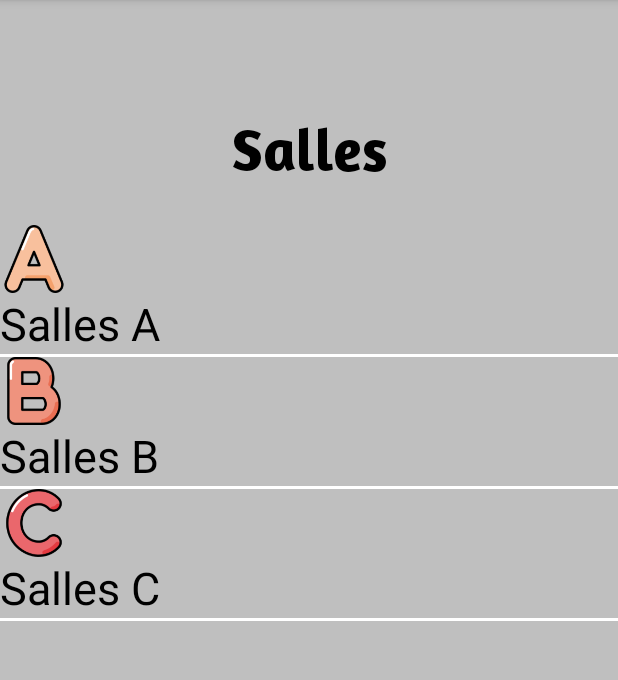
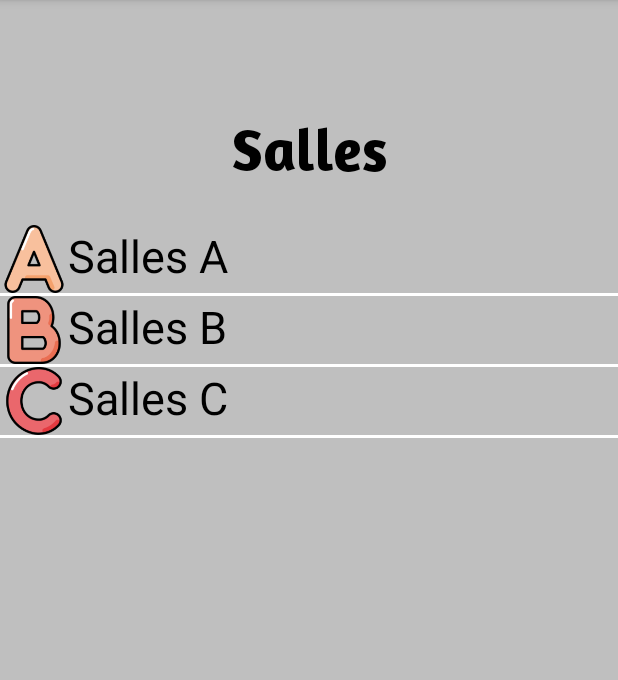
Before and after one commit to khouloudBenAli/pfe_school_application, an Android app: the all_salles screen opened directly, with no data from a screen before it, on a phone screen of 412 x 824 dp, the part 84-764 px from its top. Run offline under Robolectric (Android 15) with nearby library versions, the phone set to English and light mode, and no system bars; network calls fail.

Commit message:
adding ClassesAdapter_historique

```diff
--- /dev/null
+++ b/app/src/main/java/com/example/school/ClassesAdapter_historique.java
@@ -0,0 +1,57 @@
+package com.example.school;
+
+
+import android.content.Context;
+import android.view.LayoutInflater;
+import android.view.View;
+import android.view.ViewGroup;
+import android.widget.BaseAdapter;
+import android.widget.ImageView;
+import android.widget.TextView;
+
+
+public class ClassesAdapter_historique extends BaseAdapter{
+
+    Context context ;
+    String listsalle[];
+    int listImages[];
+    LayoutInflater inflater;
+
+    public  ClassesAdapter_historique (Context ctx, String[] sallelist , int[] images) {
+
+        this.context= ctx ;
+        this.listsalle = sallelist ;
+        this.listImages = images ;
+        inflater=LayoutInflater.from(ctx);
+    }
+    @Override
+    public int getCount() {
+        return listsalle.length;
+    }
+
+    @Override
+    public Object getItem(int i)
+    {
+        return null;
+        //return listdays.get(i);
+    }
+
+    @Override
+    public long getItemId(int i)
+    {
+        return 0;
+        //return i ;
+    }
+
+    @Override
+    public View getView(int i, View convertView, ViewGroup viewGroup) {
+        convertView = inflater.inflate(R.layout.list_chape_salle , null);
+        TextView textView= (TextView) convertView.findViewById(R.id.tv_salle);
+        ImageView imageView = (ImageView) convertView.findViewById(R.id.ImageIconSalle);
+        textView.setText(listsalle[i]);
+        imageView.setImageResource(listImages[i]);
+
+        return convertView ;
+    }
+
+}
--- a/app/src/main/java/com/example/school/MainActivity.java
+++ b/app/src/main/java/com/example/school/MainActivity.java
@@ -44,7 +44,7 @@ public class MainActivity extends AppCompatActivity {
                 String password = passwordEditText.getText().toString().trim();
 
                 // Send the login request to the server using Volley
-                String url = "http://192.168.163.154/user/appLogin.php";
+                String url = "http://192.168.1.103/user/appLogin.php";
                 StringRequest stringRequest = new StringRequest(Request.Method.POST, url,
                         new Response.Listener<String>() {
                             @Override
--- a/app/src/main/java/com/example/school/access_control.java
+++ b/app/src/main/java/com/example/school/access_control.java
@@ -46,7 +46,7 @@ public class access_control extends AppCompatActivity {
         @Override
         protected String doInBackground(String... strings) {
             HashMap<String,String> map=new HashMap<String,String>();
-            JSONObject object= parser.makeHttpRequest("http://192.168.163.154/user/accessControl_accessHistorique/access_control.php","GET",map);
+            JSONObject object= parser.makeHttpRequest("http://192.168.1.103/user/accessControl_accessHistorique/access_control.php","GET",map);
             try {
                 success=object.getInt("success");
                 if (success==1)
--- a/app/src/main/java/com/example/school/all_classes.java
+++ b/app/src/main/java/com/example/school/all_classes.java
@@ -61,7 +61,7 @@ public class all_classes extends AppCompatActivity {
         protected String doInBackground(String... strings) {
             HashMap<String,String> map=new HashMap<String,String>();
 
-            JSONObject object= parser.makeHttpRequest("http://192.168.163.154/user/classes/all_classes.php","GET",map);
+            JSONObject object= parser.makeHttpRequest("http://192.168.1.103/user/classes/all_classes.php","GET",map);
             try {
                 success=object.getInt("success");
                 if (success==1)
--- a/app/src/main/java/com/example/school/all_salles.java
+++ b/app/src/main/java/com/example/school/all_salles.java
@@ -21,7 +21,7 @@ public class all_salles extends AppCompatActivity {
 
         lsSalles=findViewById(R.id.salles_list_ls);
 
-        ClassesAdapter_class_list classesAdapter = new ClassesAdapter_class_list(getApplicationContext(), sallesListe , sallesImages );
+        ClassesAdapter_historique classesAdapter = new ClassesAdapter_historique(getApplicationContext(), sallesListe , sallesImages );
         lsSalles.setAdapter(classesAdapter);
 
         lsSalles.setOnItemClickListener(new AdapterView.OnItemClickListener() {
--- a/app/src/main/java/com/example/school/attendance_prof.java
+++ b/app/src/main/java/com/example/school/attendance_prof.java
@@ -48,7 +48,7 @@ public class attendance_prof extends AppCompatActivity {
         protected String doInBackground(String... strings) {
             HashMap<String,String> map=new HashMap<String,String>();
 
-            JSONObject object= parser.makeHttpRequest("http://192.168.163.154/user/presence/attendance_prof.php","GET",map);
+            JSONObject object= parser.makeHttpRequest("http://192.168.1.103/user/presence/attendance_prof.php","GET",map);
             try {
                 success=object.getInt("success");
                 if (success==1)
--- a/app/src/main/java/com/example/school/salle_number.java
+++ b/app/src/main/java/com/example/school/salle_number.java
@@ -38,13 +38,13 @@ public class salle_number extends AppCompatActivity {
         String phpFile;
         switch (IndexSalles) {
             case 0:
-                phpFile = "http://192.168.163.154/user/accessControl_accessHistorique/Salles/sallesA.php";
+                phpFile = "http://192.168.1.103/user/accessControl_accessHistorique/Salles/sallesA.php";
                 break;
             case 1:
-                phpFile = "http://192.168.163.154/user/accessControl_accessHistorique/Salles/sallesB.php";
+                phpFile = "http://192.168.1.103/user/accessControl_accessHistorique/Salles/sallesB.php";
                 break;
             case 2:
-                phpFile = "http://192.168.163.154/user/accessControl_accessHistorique/Salles/sallesC.php";
+                phpFile = "http://192.168.1.103/user/accessControl_accessHistorique/Salles/sallesC.php";
                 break;
             default:
                 throw new IllegalArgumentException("Invalid itemIndex: " + IndexSalles);
--- a/app/src/main/res/layout/activity_schedule.xml
+++ b/app/src/main/res/layout/activity_schedule.xml
@@ -10,10 +10,10 @@
         android:id="@+id/tv_schedule"
         android:layout_width="wrap_content"
         android:layout_height="wrap_content"
-        android:fontFamily="@font/font"
-        android:text="Schedule"
+        android:fontFamily="@font/amaranth_bold"
+        android:text="Emploi de temps"
         android:textColor="@color/black"
-        android:textSize="50dp"
+        android:textSize="40dp"
         app:layout_constraintBottom_toBottomOf="parent"
         app:layout_constraintEnd_toEndOf="parent"
         app:layout_constraintHorizontal_bias="0.464"
--- /dev/null
+++ b/app/src/main/res/layout/list_chape_salle.xml
@@ -0,0 +1,22 @@
+<?xml version="1.0" encoding="utf-8"?>
+<LinearLayout xmlns:android="http://schemas.android.com/apk/res/android"
+    android:layout_width="match_parent"
+    android:layout_height="match_parent"
+    android:background="#BFBFBF">
+
+    <ImageView
+        android:layout_width="45dp"
+        android:layout_height="45dp"
+        android:id="@+id/ImageIconSalle"/>
+
+    <TextView
+        android:id="@+id/tv_salle"
+        android:layout_width="wrap_content"
+        android:layout_height="wrap_content"
+        android:gravity="center"
+
+        android:text="MyText"
+        android:textColor="@color/black"
+        android:textSize="30dp" />
+
+</LinearLayout>
```
Also changed, not shown: app/src/main/java/com/example/school/class_planning.java (+6 -6 lines), app/src/main/java/com/example/school/day_planning.java (+6 -6 lines), app/src/main/java/com/example/school/historique_salle.java (+12 -12 lines), app/src/main/java/com/example/school/presence_list.java (+15 -15 lines), app/src/main/java/com/example/school/presence_prof.java (+6 -5 lines), app/src/main/java/com/example/school/presence_student.java (+7 -8 lines), app/src/main/java/com/example/school/student_list.java (+6 -6 lines), app/src/main/res/layout/activity_admin.xml (+5 -5 lines), app/src/main/res/layout/item_presence_prof.xml (+14 -7 lines), app/src/main/res/layout/item_presence_student.xml (+14 -2 lines), app/src/main/res/drawable/avis.png (added).
